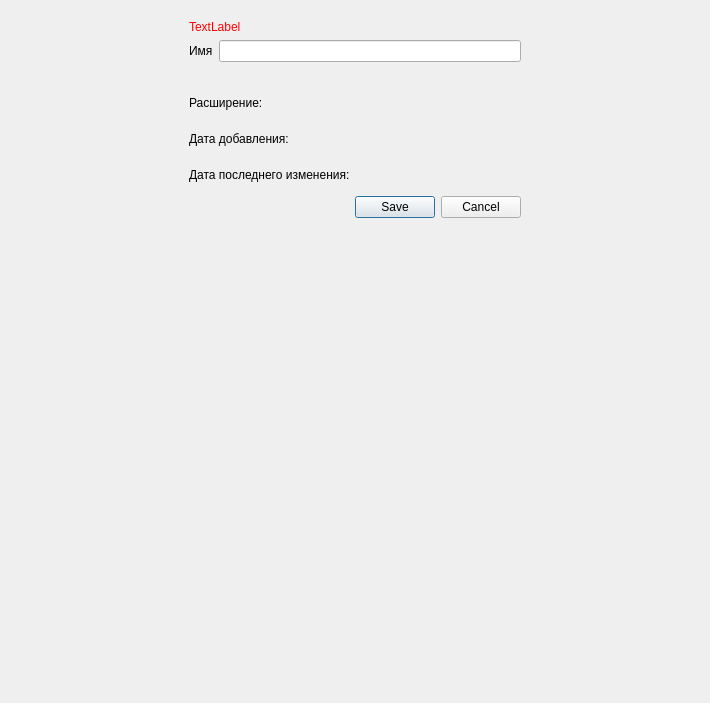
Before: the Qt Designer form interface/file/fileForm.ui in strizh78/MApp, drawn with Qt 5.
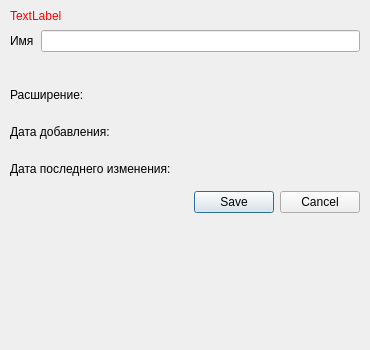
After: the same form once the commit is applied.

Patch:
```diff
--- a/interface/file/fileForm.ui
+++ b/interface/file/fileForm.ui
@@ -6,16 +6,38 @@
    <rect>
     <x>0</x>
     <y>0</y>
-    <width>710</width>
-    <height>703</height>
+    <width>370</width>
+    <height>350</height>
    </rect>
   </property>
+  <property name="sizePolicy">
+   <sizepolicy hsizetype="Preferred" vsizetype="Preferred">
+    <horstretch>0</horstretch>
+    <verstretch>0</verstretch>
+   </sizepolicy>
+  </property>
   <property name="windowTitle">
    <string>Form</string>
   </property>
-  <layout class="QVBoxLayout" name="verticalLayout">
-   <item>
-    <layout class="QHBoxLayout" name="allLayout">
+  <layout class="QHBoxLayout" name="horizontalLayout">
+   <property name="spacing">
+    <number>7</number>
+   </property>
+   <property name="sizeConstraint">
+    <enum>QLayout::SetDefaultConstraint</enum>
+   </property>
+   <property name="leftMargin">
+    <number>9</number>
+   </property>
+   <property name="topMargin">
+    <number>9</number>
+   </property>
+   <property name="rightMargin">
+    <number>9</number>
+   </property>
+   <property name="bottomMargin">
+    <number>9</number>
+   </property>
      <item>
       <widget class="QWidget" name="infoWidget" native="true">
        <property name="minimumSize">
@@ -31,6 +53,24 @@
         </size>
        </property>
        <layout class="QVBoxLayout" name="verticalLayout_2">
+      <property name="spacing">
+       <number>7</number>
+      </property>
+      <property name="sizeConstraint">
+       <enum>QLayout::SetMinimumSize</enum>
+      </property>
+      <property name="leftMargin">
+       <number>0</number>
+      </property>
+      <property name="topMargin">
+       <number>0</number>
+      </property>
+      <property name="rightMargin">
+       <number>0</number>
+      </property>
+      <property name="bottomMargin">
+       <number>0</number>
+      </property>
         <item>
          <widget class="QLabel" name="errorLabel">
           <property name="maximumSize">
@@ -57,19 +97,26 @@
            </widget>
           </item>
           <item>
-           <widget class="QLineEdit" name="name"/>
-          </item>
-         </layout>
-        </item>
-        <item>
-         <widget class="QLabel" name="appointmentLabel">
-          <property name="text">
-           <string/>
+         <widget class="QLineEdit" name="name">
+          <property name="maximumSize">
+           <size>
+            <width>16777215</width>
+            <height>16777215</height>
+           </size>
           </property>
          </widget>
+        </item>
+       </layout>
         </item>
         <item>
          <layout class="QVBoxLayout" name="extraInfLayout">
+        <item>
+         <widget class="QLabel" name="appointmentLabel">
+          <property name="text">
+           <string/>
+          </property>
+         </widget>
+        </item>
           <item>
            <layout class="QHBoxLayout" name="horizontalLayout_2">
             <item>
@@ -200,6 +247,12 @@
         </item>
         <item>
          <widget class="QDialogButtonBox" name="buttonBox">
+        <property name="maximumSize">
+         <size>
+          <width>350</width>
+          <height>16777215</height>
+         </size>
+        </property>
           <property name="standardButtons">
            <set>QDialogButtonBox::Cancel|QDialogButtonBox::Save</set>
           </property>
@@ -223,8 +276,6 @@
         </item>
        </layout>
       </widget>
-     </item>
-    </layout>
    </item>
   </layout>
  </widget>
```
Lines whose indentation alone changed are shown as unchanged.
